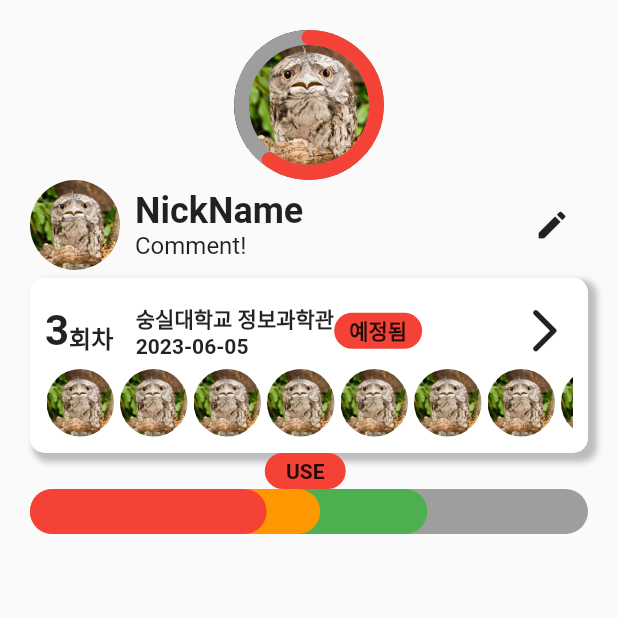
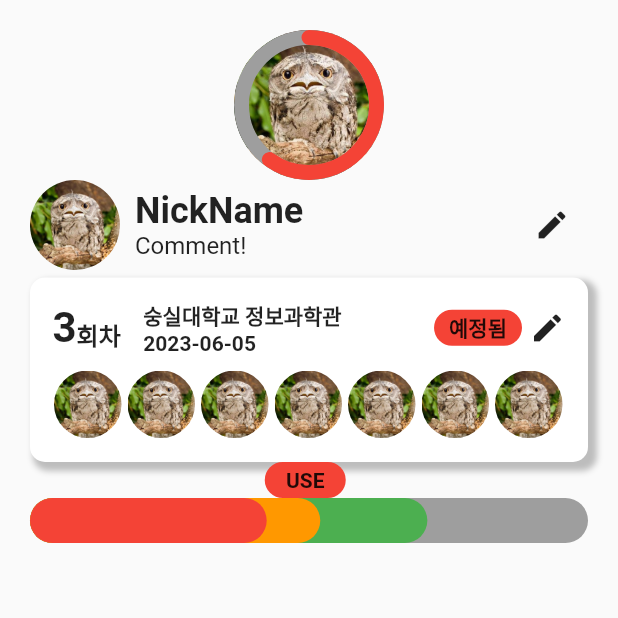
Before and after one commit to rbgus2002/cactusdy, a Flutter app: the screen it shows after launch, after a tap on "Work Space Screen", on a phone screen of 412 x 824 dp, the top half of it. Run offline on Flutter 3.47's test engine with Material 2 defaults, Android fonts, the phone set to English and light mode, and no system bars.

Commit message:
[F] Bugfix : Round : round info 및 round info panel Bug Fix

```diff
--- a/frontend/lib/widgets/panels/round_info_panel.dart
+++ b/frontend/lib/widgets/panels/round_info_panel.dart
@@ -5,11 +5,9 @@ import 'package:group_study_app/widgets/user_list_button.dart';
 
 import '../../models/user.dart';
 import '../../themes/design.dart';
-import '../../themes/text_styles.dart';
 import '../../utilities/test.dart';
-import 'dart:math' as math;
 
-class RoundInfoPanel extends StatelessWidget {
+class RoundInfoPanel extends Panel {
   final int roundIdx;
   final String? place;
   final DateTime? date;
@@ -17,44 +15,33 @@ class RoundInfoPanel extends StatelessWidget {
 
   final onTap;
 
-  const RoundInfoPanel({
-    Key? key,
+  RoundInfoPanel({
+    super.key,
+    super.backgroundColor,
+
+    super.width,
+    super.height,
+    super.padding,
+
     required this.roundIdx,
     this.place,
     this.date,
     required this.userList,
     this.onTap,
-  }) : super(key: key);
-
-  @override
-  Widget build(BuildContext context) {
-    return Panel(
-        backgroundColor: Colors.white,
+  }) : super(
     boxShadows: Design.basicShadows,
-        padding: 10,
     child: Column(
+      crossAxisAlignment: CrossAxisAlignment.start,
       children: [
         Row(
-              children: [
-                RoundInfo(
-                  roundIdx: roundIdx,
-                  place: place,
-                  date: date,
-                  tag: 'TAG',
-                ),
-                Transform(
-                  // FIXME : TAG 이름 길어지면 버튼 빠져 나옴.. Flexible 활용 방안 생각
-                  alignment: Alignment.centerRight,
-                  transform: Matrix4.rotationY(math.pi),
-                  child: IconButton(
-                    onPressed: () {},
-                    icon: const Icon(Icons.arrow_back_ios_new_rounded),
-                    color: Colors.black87,
-                    iconSize: 35,
-                  ),
-                )
+          mainAxisSize: MainAxisSize.min,
+          children : [
+            RoundInfo(roundIdx: roundIdx, place: place, date: date, tag: "ASd"),
+            Icon(Icons.edit),
           ],
         ),
+        Design.padding10,
+
         UserListButton(
           userList:
           List<User>.generate(30, (index) => User(index, "d", "d")),
@@ -62,6 +49,6 @@ class RoundInfoPanel extends StatelessWidget {
           scale: 45.0,
         ),
       ],
-        ));
+    )
+  );
 }
-}
--- a/frontend/lib/widgets/round_info.dart
+++ b/frontend/lib/widgets/round_info.dart
@@ -10,10 +10,10 @@ import '../themes/text_styles.dart';
 class RoundInfo extends StatelessWidget {
   final int roundIdx;
   final String? place;
+  final DateTime? date;
   final String tag;
-  final DateTime? date;
 
-  const RoundInfo({
+  RoundInfo({
     Key? key,
     required this.roundIdx,
     required this.tag,
@@ -23,15 +23,17 @@ class RoundInfo extends StatelessWidget {
 
   @override
   Widget build(BuildContext context) {
-    return Row(
+    return Flexible(
+        child: Row(
           mainAxisAlignment: MainAxisAlignment.start,
           crossAxisAlignment: CrossAxisAlignment.center,
           children: [
-        Row ( // Round Text
+            Row( // Round Text
                 crossAxisAlignment: CrossAxisAlignment.end,
+                mainAxisSize: MainAxisSize.min,
                 children: [
                   Text("$roundIdx", style: TextStyles.titleBig),
-            const Text("회차", style: TextStyles.titleSmall,),
+                  const Text("회차", style: TextStyles.titleSmall,)
                 ]
             ),
             Design.padding15,
@@ -40,15 +42,18 @@ class RoundInfo extends StatelessWidget {
               fit: FlexFit.tight,
               child: Column(
                 crossAxisAlignment: CrossAxisAlignment.start,
-            mainAxisSize: MainAxisSize.max,
                 children: [
-              Text(place ?? "", maxLines: 1, style: TextStyles.titleTiny),
-              Text(DateFormat('yyyy-MM-dd').format(date!), maxLines: 1, style: TextStyles.titleTiny,),
+                  Text(place ?? "장소를 입력해 주세요", maxLines: 1,
+                      style: TextStyles.titleTiny),
+                  Text(DateFormat('yyyy-MM-dd').format(date ?? DateTime.now()),
+                    maxLines: 1, style: TextStyles.titleTiny,),
                 ],
               ),
             ),
+
             UserStateTag(color: Colors.red, text: "예정됨"),
           ],
+        )
     );
   }
 }
```
Lines whose indentation alone changed are shown as unchanged.
